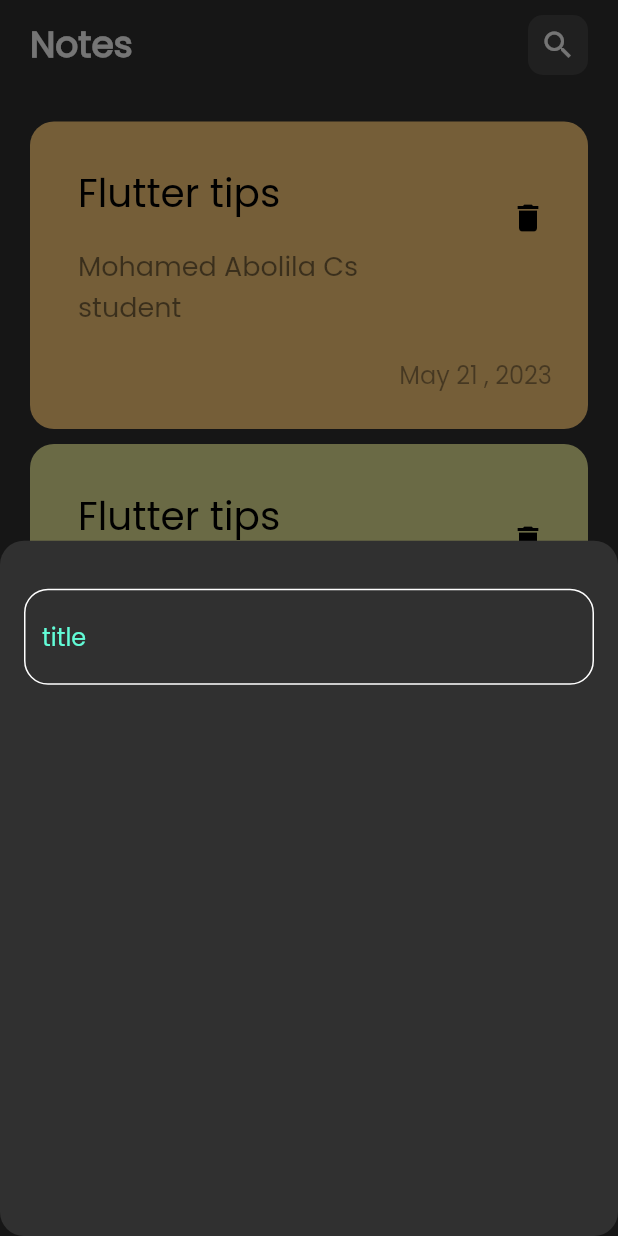
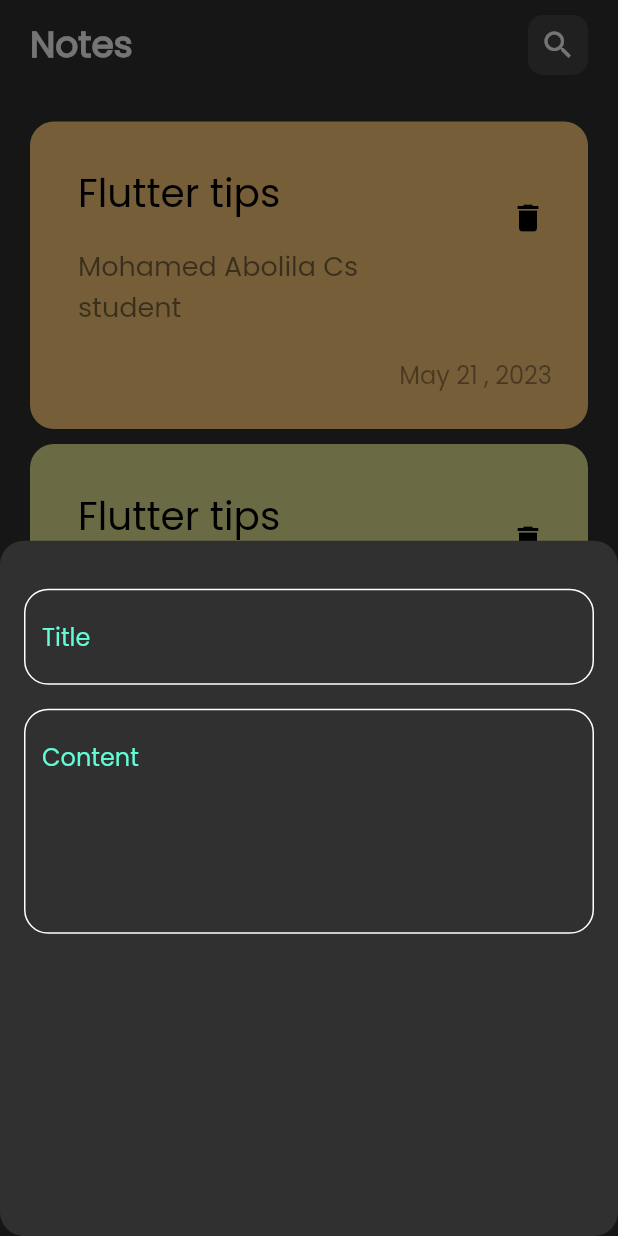
Before and after one commit to M7mdAbolila/notes_app, a Flutter app: the screen it shows after launch, after a tap on the "add" icon, on a phone screen of 412 x 824 dp. Run offline on Flutter 3.47's test engine with Material 2 defaults, Android fonts, the phone set to English and light mode, and no system bars.

Commit message:
add fields to bottom sheet

```diff
--- a/lib/widgets/add_note_bottom_sheet.dart
+++ b/lib/widgets/add_note_bottom_sheet.dart
@@ -14,7 +14,16 @@ class AddNoteBottomSheet extends StatelessWidget {
           SizedBox(
             height: 32,
           ),
-          CustomTextField(),
+          CustomTextField(
+            hintText: 'Title',
+          ),
+          SizedBox(
+            height: 16,
+          ),
+          CustomTextField(
+            hintText: 'Content',
+            maxLines: 5,
+          ),
         ],
       ),
     );
--- a/lib/widgets/custom_text_field.dart
+++ b/lib/widgets/custom_text_field.dart
@@ -2,14 +2,16 @@ import 'package:flutter/material.dart';
 import 'package:notes_app/constants.dart';
 
 class CustomTextField extends StatelessWidget {
-  const CustomTextField({super.key});
-
+  const CustomTextField({super.key, required this.hintText, this.maxLines = 1});
+  final String hintText;
+  final int maxLines;
   @override
   Widget build(BuildContext context) {
     return TextField(
+      maxLines: maxLines,
       cursorColor: kprimaryColor,
       decoration: InputDecoration(
-        hintText: 'title',
+        hintText: hintText,
         hintStyle: const TextStyle(color: kprimaryColor),
         border: buildBorder(),
         enabledBorder: buildBorder(),
```
